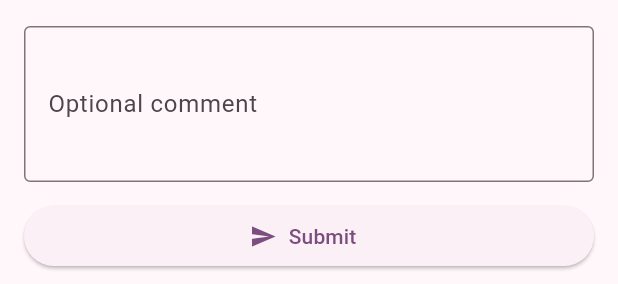
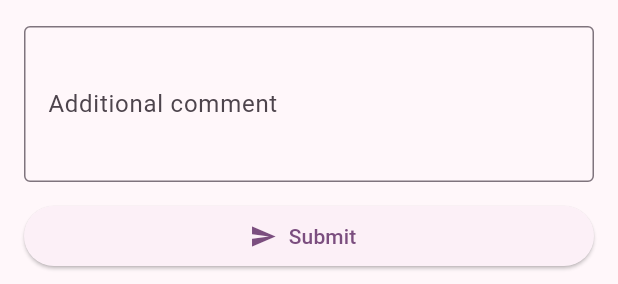
Before and after one commit to ElaiElaiElai1113/GoDavao, a Flutter app: the RateUserSheet widget shown alone on an empty page, opened directly with empty values, on a phone screen of 412 x 824 dp. Shown: the part 544-828 px from the top of the screen. Run offline on Flutter 3.47's test engine with Material 3 defaults, Android fonts, the phone set to English and light mode, and no system bars; our stand-ins replace equatable, flutter_dotenv, flutter_local_notifications, flutter_map, geocoding, geolocator and 5 more; missing offline and left inert: flutter_polyline_points, google_polyline_algorithm; accounts and stored records are empty; network calls fail.

Commit message:
Optional to Additional in User Ratings

```diff
--- a/lib/features/ratings/presentation/rate_user.dart
+++ b/lib/features/ratings/presentation/rate_user.dart
@@ -181,7 +181,7 @@ class _RateUserSheetState extends State<RateUserSheet> {
                 controller: _comment,
                 maxLines: 3,
                 decoration: const InputDecoration(
-                  labelText: 'Optional comment',
+                  labelText: 'Additional comment',
                   hintText: 'Share more details…',
                   border: OutlineInputBorder(),
                 ),
```
